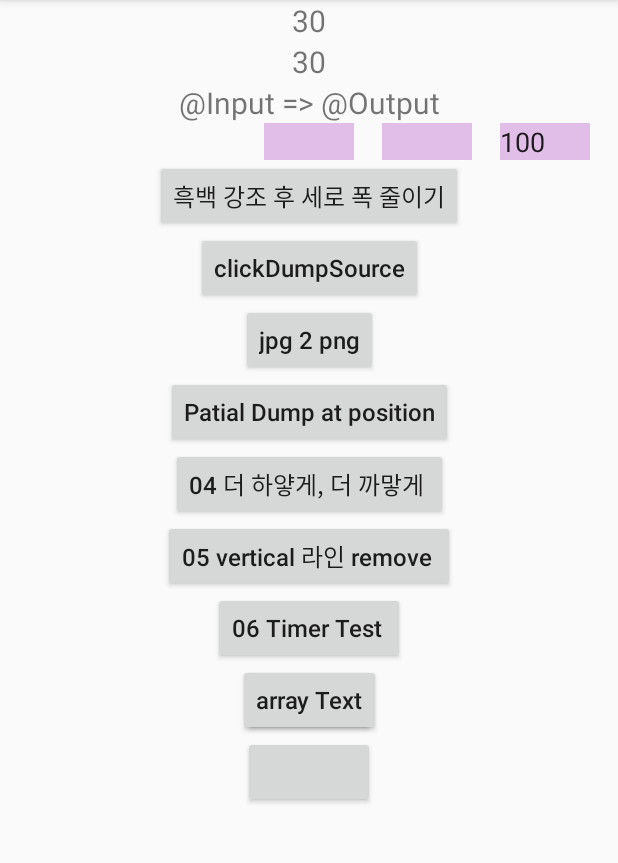
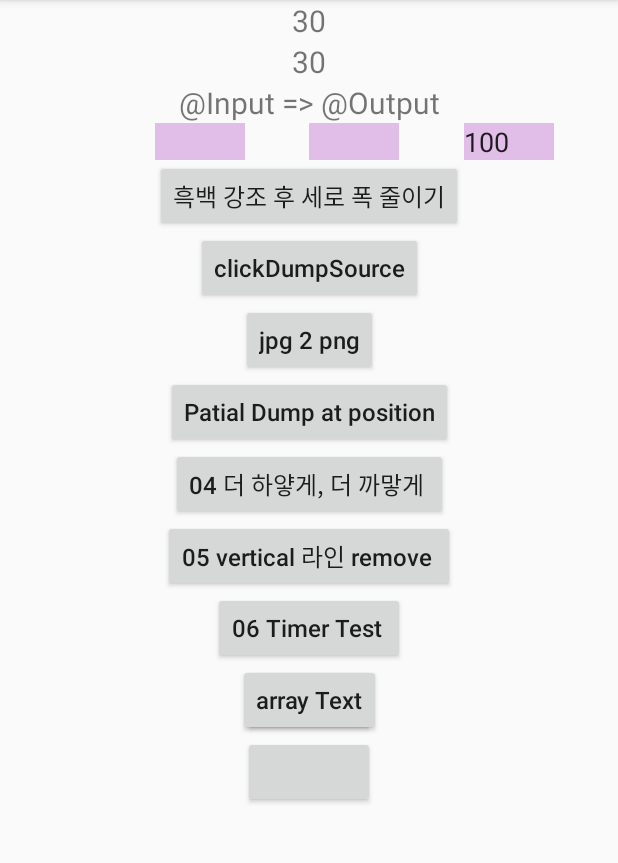
Before and after one commit to riopapa/sqeezePNG, an Android app: the screen it shows after launch (MainActivity), on a phone screen of 412 x 824 dp, the part 84-947 px from its top. Run offline under Robolectric (Android 15) with nearby library versions, the phone set to English and light mode, and no system bars.

```diff
--- a/app/src/main/res/layout/activity_main.xml
+++ b/app/src/main/res/layout/activity_main.xml
@@ -44,7 +44,7 @@
         android:inputType="number"
         android:textAllCaps="false"
         app:layout_constraintLeft_toLeftOf="parent"
-        app:layout_constraintRight_toRightOf="parent"
+        app:layout_constraintRight_toRightOf="@id/input2"
         app:layout_constraintTop_toBottomOf="@id/text3" />
 
     <EditText
--- a/build.gradle
+++ b/build.gradle
@@ -7,7 +7,7 @@ buildscript {
 
     }
     dependencies {
-        classpath 'com.android.tools.build:gradle:3.6.2'
+        classpath 'com.android.tools.build:gradle:4.0.1'
 
         // NOTE: Do not place your application dependencies here; they belong
         // in the individual module build.gradle files
```
Also changed, not shown: gradle/wrapper/gradle-wrapper.properties.
